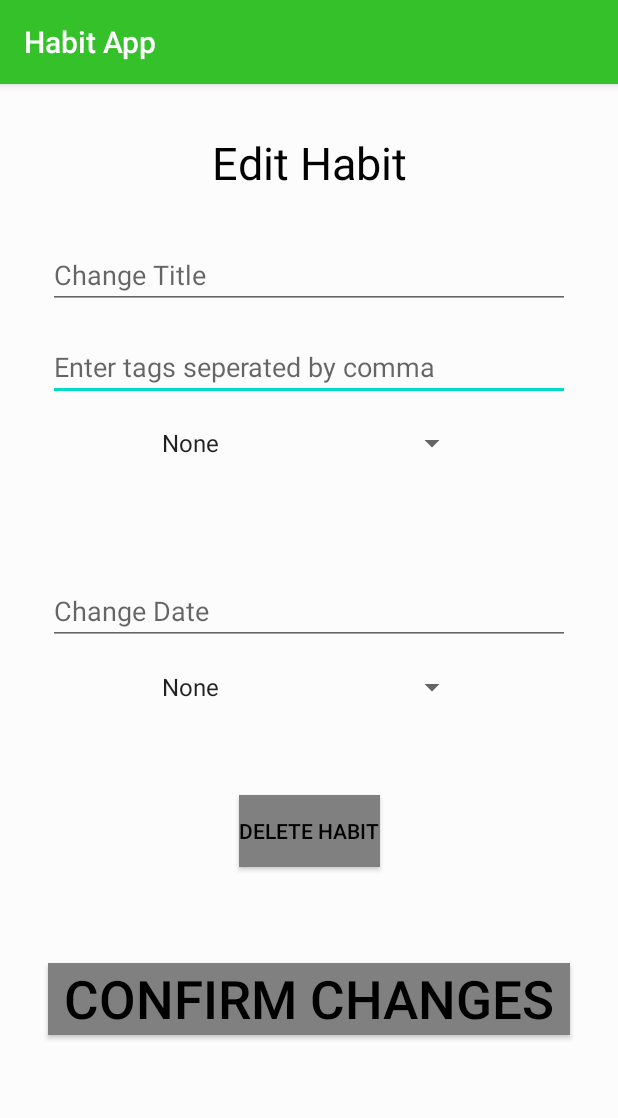
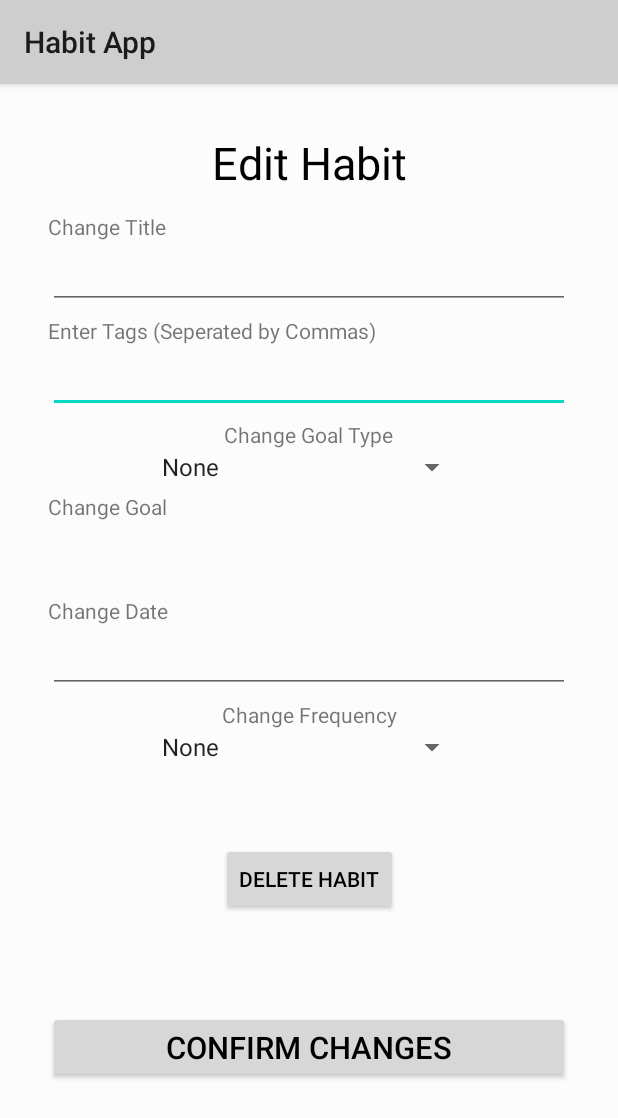
Before and after one commit to mta218/IA, an Android app: the EditHabitActivity screen opened directly, with no data from a screen before it, on a phone screen of 412 x 824 dp. Shown: the top 1118 px of the screen. Run offline under Robolectric (Android 15) with nearby library versions, the phone set to English and light mode, and no system bars; our stand-ins replace Firebase (no records; nobody signed in at launch, a user with empty details on screens opened directly); 2 statements that could not run were skipped.

Commit message:
dark mode yesh

```diff
--- a/HabitApp/app/src/main/res/layout/activity_create_habit.xml
+++ b/HabitApp/app/src/main/res/layout/activity_create_habit.xml
@@ -128,6 +128,6 @@
         app:layout_constraintStart_toStartOf="parent"
         app:layout_constraintTop_toBottomOf="@+id/dateInput"
         android:textColor="@color/textColor"
-        android:background="@color/buttonColor"
+        android:backgroundTint="@color/buttonColor"
         />
 </androidx.constraintlayout.widget.ConstraintLayout>
--- a/HabitApp/app/src/main/res/layout/activity_edit_habit.xml
+++ b/HabitApp/app/src/main/res/layout/activity_edit_habit.xml
@@ -12,16 +12,15 @@
         android:layout_width="0dp"
         android:layout_height="wrap_content"
         android:layout_marginStart="32dp"
-        android:layout_marginTop="16dp"
+        android:layout_marginTop="24dp"
         android:layout_marginEnd="32dp"
         android:ems="10"
-        android:hint="Enter tags seperated by comma"
         android:inputType="textPersonName"
+        android:textColor="@color/textColor"
         app:layout_constraintEnd_toEndOf="parent"
         app:layout_constraintHorizontal_bias="1.0"
         app:layout_constraintStart_toStartOf="parent"
-        app:layout_constraintTop_toBottomOf="@+id/editTitleInput"
-        android:textColor="@color/textColor"/>
+        app:layout_constraintTop_toBottomOf="@+id/editTitleInput" />
 
 
     <Spinner
@@ -29,13 +28,13 @@
         android:layout_width="0dp"
         android:layout_height="wrap_content"
         android:layout_marginStart="100dp"
-        android:layout_marginTop="16dp"
+        android:layout_marginTop="24dp"
         android:layout_marginEnd="100dp"
+        android:textColor="@color/textColor"
         app:layout_constraintEnd_toEndOf="parent"
         app:layout_constraintHorizontal_bias="0.0"
         app:layout_constraintStart_toStartOf="parent"
-        app:layout_constraintTop_toBottomOf="@+id/editDateInput"
-        android:textColor="@color/textColor"/>
+        app:layout_constraintTop_toBottomOf="@+id/editDateInput" />
 
     <EditText
         android:id="@+id/editTitleInput"
@@ -45,45 +44,42 @@
         android:layout_marginTop="32dp"
         android:layout_marginEnd="32dp"
         android:ems="10"
-        android:hint="Change Title"
         android:inputType="textPersonName"
+        android:textColor="@color/textColor"
         app:layout_constraintEnd_toEndOf="parent"
         app:layout_constraintHorizontal_bias="0.0"
         app:layout_constraintStart_toStartOf="parent"
-        app:layout_constraintTop_toBottomOf="@+id/editTitle"
-        android:textColor="@color/textColor"/>
+        app:layout_constraintTop_toBottomOf="@+id/editTitle" />
 
     <EditText
         android:id="@+id/editGoalInput"
         android:layout_width="0dp"
         android:layout_height="wrap_content"
         android:layout_marginStart="32dp"
-        android:layout_marginTop="16dp"
+        android:layout_marginTop="24dp"
         android:layout_marginEnd="32dp"
         android:ems="10"
-        android:hint="Change Goal"
         android:inputType="number"
+        android:textColor="@color/textColor"
         app:layout_constraintEnd_toEndOf="parent"
         app:layout_constraintHorizontal_bias="0.0"
         app:layout_constraintStart_toStartOf="parent"
-        app:layout_constraintTop_toBottomOf="@+id/goalSpinner"
-        android:textColor="@color/textColor"/>
+        app:layout_constraintTop_toBottomOf="@+id/goalSpinner" />
 
     <EditText
         android:id="@+id/editDateInput"
         android:layout_width="0dp"
         android:layout_height="wrap_content"
         android:layout_marginStart="32dp"
-        android:layout_marginTop="16dp"
+        android:layout_marginTop="24dp"
         android:layout_marginEnd="32dp"
         android:ems="10"
-        android:hint="Change Date"
         android:inputType="date"
+        android:textColor="@color/textColor"
         app:layout_constraintEnd_toEndOf="parent"
         app:layout_constraintHorizontal_bias="0.0"
         app:layout_constraintStart_toStartOf="parent"
-        app:layout_constraintTop_toBottomOf="@+id/editGoalInput"
-        android:textColor="@color/textColor"/>
+        app:layout_constraintTop_toBottomOf="@+id/editGoalInput" />
 
     <TextView
         android:id="@+id/editTitle"
@@ -102,13 +98,13 @@
         android:layout_width="0dp"
         android:layout_height="wrap_content"
         android:layout_marginStart="100dp"
-        android:layout_marginTop="16dp"
+        android:layout_marginTop="24dp"
         android:layout_marginEnd="100dp"
+        android:textColor="@color/textColor"
         app:layout_constraintEnd_toEndOf="parent"
         app:layout_constraintHorizontal_bias="0.0"
         app:layout_constraintStart_toStartOf="parent"
-        app:layout_constraintTop_toBottomOf="@+id/editTagsInput"
-        android:textColor="@color/textColor"/>
+        app:layout_constraintTop_toBottomOf="@+id/editTagsInput" />
 
     <Button
         android:id="@+id/deleteHabitButton"
@@ -120,7 +116,7 @@
         app:layout_constraintStart_toStartOf="parent"
         app:layout_constraintTop_toBottomOf="@+id/editDateInput"
         android:textColor="@color/textColor"
-        android:background="@color/buttonColor"/>
+        android:backgroundTint="@color/buttonColor"/>
 
     <Button
         android:id="@+id/confirmButton"
@@ -135,5 +131,55 @@
         app:layout_constraintStart_toStartOf="parent"
         app:layout_constraintTop_toBottomOf="@+id/deleteHabitButton"
         android:textColor="@color/textColor"
-        android:background="@color/buttonColor"/>
+        android:backgroundTint="@color/buttonColor"/>
+
+    <TextView
+        android:id="@+id/textView3"
+        android:layout_width="wrap_content"
+        android:layout_height="wrap_content"
+        android:text="Change Title"
+        app:layout_constraintBottom_toTopOf="@+id/editTitleInput"
+        app:layout_constraintStart_toStartOf="@+id/editTitleInput" />
+
+    <TextView
+        android:id="@+id/textView4"
+        android:layout_width="wrap_content"
+        android:layout_height="wrap_content"
+        android:text="Enter Tags (Seperated by Commas)"
+        app:layout_constraintBottom_toTopOf="@+id/editTagsInput"
+        app:layout_constraintStart_toStartOf="@+id/editTagsInput" />
+
+    <TextView
+        android:id="@+id/textView5"
+        android:layout_width="wrap_content"
+        android:layout_height="wrap_content"
+        android:text="Change Goal Type"
+        app:layout_constraintBottom_toTopOf="@+id/goalSpinner"
+        app:layout_constraintEnd_toEndOf="parent"
+        app:layout_constraintStart_toStartOf="parent" />
+
+    <TextView
+        android:id="@+id/textView6"
+        android:layout_width="wrap_content"
+        android:layout_height="wrap_content"
+        android:text="Change Goal"
+        app:layout_constraintBottom_toTopOf="@+id/editGoalInput"
+        app:layout_constraintStart_toStartOf="@+id/editGoalInput" />
+
+    <TextView
+        android:id="@+id/textView7"
+        android:layout_width="wrap_content"
+        android:layout_height="wrap_content"
+        android:text="Change Date"
+        app:layout_constraintBottom_toTopOf="@+id/editDateInput"
+        app:layout_constraintStart_toStartOf="@+id/editDateInput" />
+
+    <TextView
+        android:id="@+id/freqTitleText"
+        android:layout_width="wrap_content"
+        android:layout_height="wrap_content"
+        android:text="Change Frequency"
+        app:layout_constraintBottom_toTopOf="@+id/freqSpinner"
+        app:layout_constraintEnd_toEndOf="parent"
+        app:layout_constraintStart_toStartOf="parent" />
 </androidx.constraintlayout.widget.ConstraintLayout>
--- a/HabitApp/app/src/main/res/layout/activity_habit_profile.xml
+++ b/HabitApp/app/src/main/res/layout/activity_habit_profile.xml
@@ -29,7 +29,7 @@
         app:layout_constraintEnd_toEndOf="parent"
         app:layout_constraintStart_toStartOf="parent"
         android:textColor="@color/textColor"
-        android:background="@color/buttonColor"/>
+        android:backgroundTint="@color/buttonColor"/>
 
     <Button
         android:id="@+id/editButton"
@@ -40,7 +40,7 @@
         app:layout_constraintEnd_toStartOf="@+id/updateButton"
         app:layout_constraintStart_toStartOf="parent"
         android:textColor="@color/textColor"
-        android:background="@color/buttonColor"/>
+        android:backgroundTint="@color/buttonColor"/>
 
     <Button
         android:id="@+id/copyButton"
@@ -51,7 +51,7 @@
         app:layout_constraintEnd_toEndOf="parent"
         app:layout_constraintStart_toEndOf="@+id/updateButton"
         android:textColor="@color/textColor"
-        android:background="@color/buttonColor"/>
+        android:backgroundTint="@color/buttonColor"/>
 
     <TextView
         android:id="@+id/progressText"
--- a/HabitApp/app/src/main/res/layout/activity_main.xml
+++ b/HabitApp/app/src/main/res/layout/activity_main.xml
@@ -5,7 +5,10 @@
     android:layout_width="match_parent"
     android:layout_height="match_parent"
     android:background="@color/backgroundColor"
-    android:paddingTop="?attr/actionBarSize">
+    android:paddingTop="?attr/actionBarSize"
+
+    >
+
 
     <com.google.android.material.bottomnavigation.BottomNavigationView
         android:id="@+id/nav_view"
--- a/HabitApp/app/src/main/res/layout/activity_search_habit.xml
+++ b/HabitApp/app/src/main/res/layout/activity_search_habit.xml
@@ -87,6 +87,6 @@
         app:layout_constraintStart_toStartOf="parent"
         app:layout_constraintTop_toBottomOf="@+id/searchHabitRecyclerView"
         android:textColor="@color/textColor"
-        android:background="@color/buttonColor"/>
+        android:backgroundTint="@color/buttonColor"/>
 
 </androidx.constraintlayout.widget.ConstraintLayout>
--- a/HabitApp/app/src/main/res/layout/activity_settings.xml
+++ b/HabitApp/app/src/main/res/layout/activity_settings.xml
@@ -26,5 +26,7 @@
         android:text="signOut"
         app:layout_constraintEnd_toEndOf="parent"
         app:layout_constraintStart_toStartOf="parent"
-        app:layout_constraintTop_toBottomOf="@+id/darkModeSwitch" />
+        app:layout_constraintTop_toBottomOf="@+id/darkModeSwitch"
+        android:textColor="@color/textColor"
+        android:backgroundTint="@color/buttonColor"/>
 </androidx.constraintlayout.widget.ConstraintLayout>
--- a/HabitApp/app/src/main/res/layout/fragment_dashboard.xml
+++ b/HabitApp/app/src/main/res/layout/fragment_dashboard.xml
@@ -20,5 +20,6 @@
         app:layout_constraintBottom_toBottomOf="parent"
         app:layout_constraintEnd_toEndOf="parent"
         app:layout_constraintStart_toStartOf="parent"
-        app:layout_constraintTop_toTopOf="parent" />
+        app:layout_constraintTop_toTopOf="parent"
+        />
 </androidx.constraintlayout.widget.ConstraintLayout>
--- a/HabitApp/app/src/main/res/layout/fragment_home.xml
+++ b/HabitApp/app/src/main/res/layout/fragment_home.xml
@@ -29,6 +29,8 @@
         android:text="settings or something"
         app:layout_constraintBottom_toTopOf="@+id/text_home"
         app:layout_constraintEnd_toEndOf="parent"
-        app:layout_constraintStart_toStartOf="parent" />
+        app:layout_constraintStart_toStartOf="parent"
+        android:textColor="@color/textColor"
+        android:backgroundTint="@color/buttonColor" />
 
 </androidx.constraintlayout.widget.ConstraintLayout>
--- a/HabitApp/app/src/main/res/layout/fragment_notifications.xml
+++ b/HabitApp/app/src/main/res/layout/fragment_notifications.xml
@@ -36,7 +36,7 @@
         app:layout_constraintEnd_toEndOf="parent"
         app:layout_constraintStart_toStartOf="parent"
         android:textColor="@color/textColor"
-        android:background="@color/buttonColor"/>
+        android:backgroundTint="@color/buttonColor"/>
 
     <TextView
         android:id="@+id/textView"
@@ -73,5 +73,5 @@
         app:layout_constraintStart_toStartOf="@+id/allHabitRecyclerView"
         app:layout_constraintTop_toTopOf="@+id/createButton"
         android:textColor="@color/textColor"
-        android:background="@color/buttonColor"/>
+        android:backgroundTint="@color/buttonColor"/>
 </androidx.constraintlayout.widget.ConstraintLayout>
--- a/HabitApp/app/src/main/res/values-night/colors.xml
+++ b/HabitApp/app/src/main/res/values-night/colors.xml
@@ -1,7 +1,7 @@
 <?xml version="1.0" encoding="utf-8"?>
 <resources>
-    <color name="colorPrimary">#34c12a</color>
-    <color name="colorPrimaryDark">#3700B3</color>
+    <color name="colorPrimary">#373737</color>
+    <color name="colorPrimaryDark">#34c12a</color>
     <color name="colorAccent">#03DAC5</color>
 
     <color name="backgroundColor">#212121</color>
@@ -9,4 +9,8 @@
     <color name="recyclerViewTextColor">#FFFFFF</color>
     <color name="buttonColor">#474747</color>
     <color name="navBarIconColor">#FFFFFF</color>
+
+    <style name="Button" parent="ThemeOverlay.AppCompat">
+        <item name="colorAccent">#474747</item>
+    </style>
 </resources>
--- a/HabitApp/app/src/main/res/values-night/styles.xml
+++ b/HabitApp/app/src/main/res/values-night/styles.xml
@@ -5,6 +5,8 @@
         <item name="colorPrimary">@color/colorPrimary</item>
         <item name="colorPrimaryDark">@color/colorPrimaryDark</item>
         <item name="colorAccent">@color/colorAccent</item>
+        <item name="actionBarTheme">@style/ThemeOverlay.AppCompat.Dark.ActionBar</item>
     </style>
 
+
 </resources>
--- a/HabitApp/app/src/main/res/values/colors.xml
+++ b/HabitApp/app/src/main/res/values/colors.xml
@@ -1,12 +1,17 @@
 <?xml version="1.0" encoding="utf-8"?>
 <resources>
-    <color name="colorPrimary">#34c12a</color>
-    <color name="colorPrimaryDark">#3700B3</color>
+    <color name="colorPrimary">#CECECE</color>
+    <color name="colorPrimaryDark">#34c12a</color>
     <color name="colorAccent">#03DAC5</color>
 
     <color name="backgroundColor">#FCFCFC</color>
     <color name="textColor">#000000</color>
     <color name="recyclerViewTextColor">#707070</color>
-    <color name="buttonColor">#808080</color>
+    <color name="buttonColor">#D7D7D7</color>
     <color name="navBarIconColor">#3a3a3a</color>
+
+    <style name="ButtonColor" parent="ThemeOverlay.AppCompat">
+        <item name="colorAccent">#D7D7D7</item>
+    </style>
+
 </resources>
--- a/HabitApp/app/src/main/res/values/styles.xml
+++ b/HabitApp/app/src/main/res/values/styles.xml
@@ -5,6 +5,8 @@
         <item name="colorPrimary">@color/colorPrimary</item>
         <item name="colorPrimaryDark">@color/colorPrimaryDark</item>
         <item name="colorAccent">@color/colorAccent</item>
+        <item name="actionBarTheme">@style/ThemeOverlay.AppCompat.ActionBar</item>
     </style>
 
+
 </resources>
```
Also changed, not shown: HabitApp/app/src/main/java/com/example/habitapp/SettingsActivity.java (+0 -31 lines).
